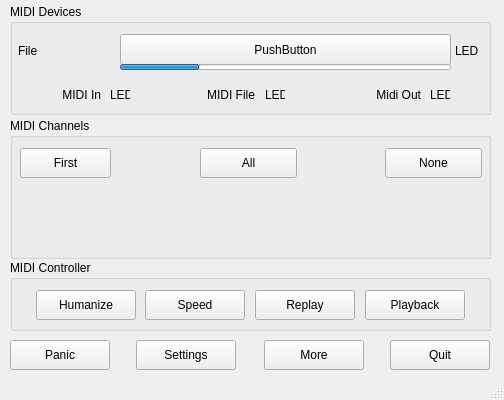
Old version of the form src/mainwindow.ui in the repository obook/I-like-Chopin.
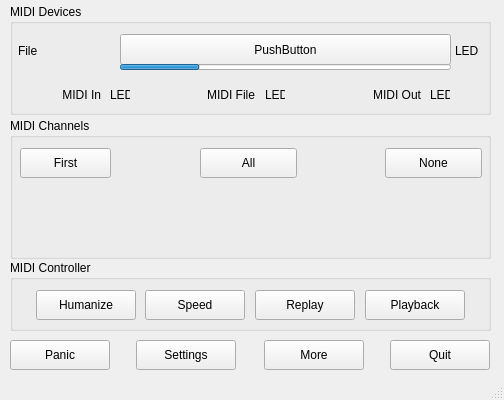
New version of the form.

Commit message: Midi in uppercase

What changed in the file:
```diff
--- a/src/mainwindow.ui
+++ b/src/mainwindow.ui
@@ -71,7 +71,7 @@
       </rect>
      </property>
      <property name="text">
-      <string>Midi Out</string>
+      <string>MIDI Out</string>
      </property>
      <property name="alignment">
       <set>Qt::AlignmentFlag::AlignRight|Qt::AlignmentFlag::AlignTrailing|Qt::AlignmentFlag::AlignVCenter</set>
```
The commit also changes 1 other file.
